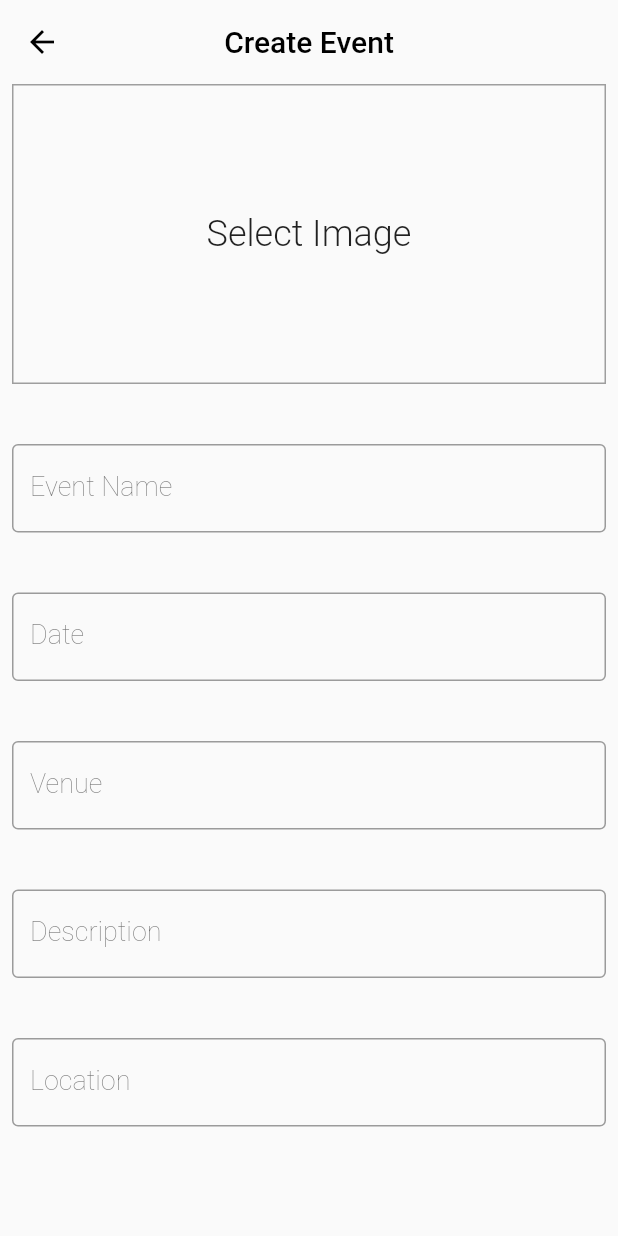
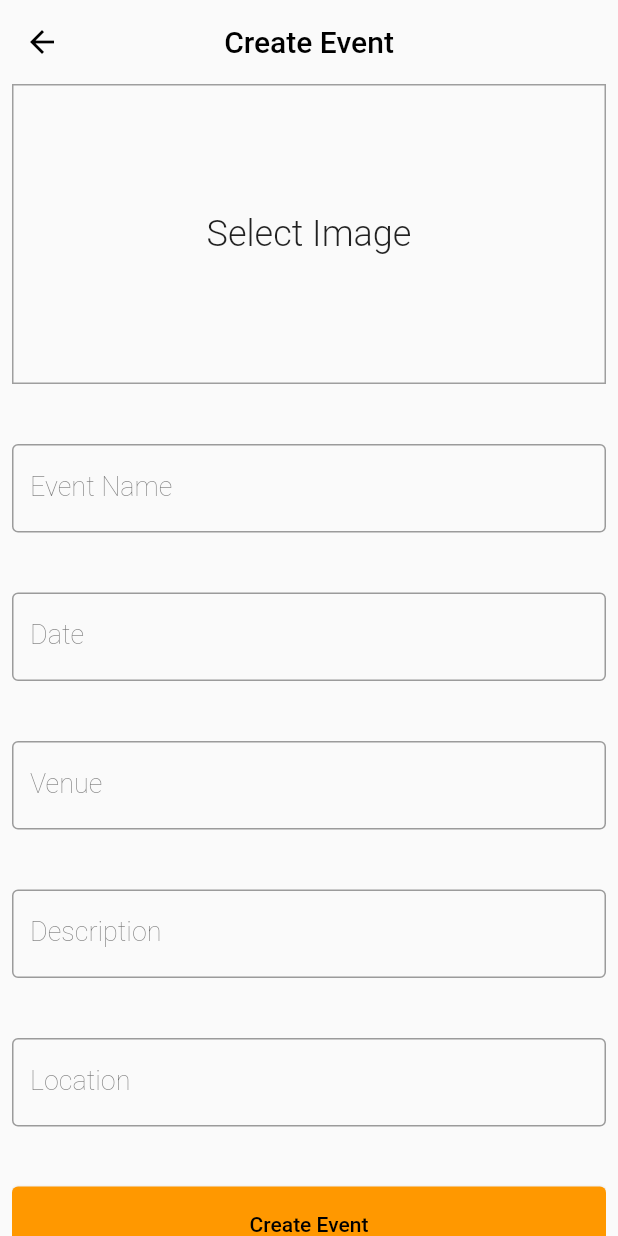
Before and after one commit to Mroles/eventhub-flutter, a Flutter app: the CreatePost screen opened directly, after a tap on "Select Image", on a phone screen of 412 x 824 dp. Run offline on Flutter 3.47's test engine with Material 2 defaults, Android fonts, the light colour scheme and no system bars; our stand-ins replace cached_network_image, connectivity_plus, curved_navigation_bar, firebase_core, firebase_storage, geocoding and 4 more; accounts and stored records are empty; network calls fail.

Commit message:
Added firebase storage and finished create event

```diff
--- a/eventhub/lib/providers/imageprovider.dart
+++ b/eventhub/lib/providers/imageprovider.dart
@@ -1,4 +1,5 @@
 import 'dart:io';
+import 'package:eventhub/utils/eventscalls.dart';
 import 'package:flutter/material.dart';
 import 'package:image_picker/image_picker.dart';
 
--- a/eventhub/lib/screens/createpost.dart
+++ b/eventhub/lib/screens/createpost.dart
@@ -1,5 +1,6 @@
 import 'dart:io';
 import 'package:eventhub/screens/maps.dart';
+import 'package:eventhub/utils/eventscalls.dart';
 import 'package:provider/provider.dart';
 import 'package:eventhub/providers/imageprovider.dart';
 import 'package:eventhub/widgets/reusable.dart';
@@ -14,8 +15,12 @@ class CreatePost extends StatefulWidget {
 
 class _CreatePostState extends State<CreatePost> {
   final Future<SharedPreferences> _prefs = SharedPreferences.getInstance();
-
+  bool _isLoading = false;
+  String imageLink = "";
+  String lat = "";
+  String long = "";
   File? image;
+  File? selected;
   DateTime pickedDate = DateTime.now();
   final _eventNameController = TextEditingController();
   final _dateController = TextEditingController();
@@ -40,8 +45,8 @@ class _CreatePostState extends State<CreatePost> {
   _setLocation() async {
     final SharedPreferences prefs = await _prefs;
     String? locationName = (prefs.getString("location") ?? "");
-    String? lat = (prefs.getString("lat") ?? "");
-    String? long = (prefs.getString("long") ?? "");
+    lat = (prefs.getString("lat") ?? "");
+    long = (prefs.getString("long") ?? "");
 
     setState(() {
       _locationController.text = locationName;
@@ -85,14 +90,15 @@ class _CreatePostState extends State<CreatePost> {
                               image: DecorationImage(
                                   fit: BoxFit.fill, image: FileImage(image!)))),
                   onTap: () async {
-                    var selected = await context.read<ImageProv>().pickImage();
+                    selected = await context.read<ImageProv>().pickImage();
+
                     setState(() {
                       image = selected;
                     });
                   }),
-              const SizedBox(height: 40.0),
+              sizedBox(40.0),
               TextboxNoIcon(context, "Event Name", _eventNameController),
-              const SizedBox(height: 40.0),
+              sizedBox(40.0),
               TextFormField(
                 decoration: const InputDecoration(
                     border: OutlineInputBorder(),
@@ -103,11 +109,11 @@ class _CreatePostState extends State<CreatePost> {
                 readOnly: true,
                 onTap: _pickDate,
               ),
-              const SizedBox(height: 40.0),
+              sizedBox(40.0),
               TextboxNoIcon(context, "Venue", _venueController),
-              const SizedBox(height: 40.0),
+              sizedBox(40.0),
               textArea(context, "Description", _descController),
-              const SizedBox(height: 40.0),
+              sizedBox(40.0),
               TextFormField(
                 decoration: const InputDecoration(
                     border: OutlineInputBorder(),
@@ -136,6 +142,35 @@ class _CreatePostState extends State<CreatePost> {
                       }).then((value) => {_setLocation()});
                 },
               ),
+              sizedBox(40.0),
+              ElevatedButton(
+                  style: ElevatedButton.styleFrom(
+                      minimumSize: const Size.fromHeight(50)),
+                  child: _isLoading
+                      ? const CircularProgressIndicator()
+                      : const Text("Create Event"),
+                  onPressed: () async {
+                    setState(() {
+                      _isLoading = true;
+                    });
+
+                    imageLink = await uploadImage(selected!);
+                    postEvent(
+                        context,
+                        _eventNameController.text,
+                        _dateController.text,
+                        _venueController.text,
+                        _descController.text,
+                        imageLink,
+                        lat,
+                        long,
+                        "7ce84732-687b-4df5-b492-940d8489c688",
+                        DateTime.now().toString());
+
+                    setState(() {
+                      _isLoading = false;
+                    });
+                  })
             ],
           ),
         ),
--- a/eventhub/lib/widgets/reusable.dart
+++ b/eventhub/lib/widgets/reusable.dart
@@ -91,3 +91,7 @@ Widget textArea(
         labelStyle: const TextStyle(fontSize: 18, fontWeight: FontWeight.w200)),
   );
 }
+
+Widget sizedBox(double height) {
+  return SizedBox(height: height);
+}
--- a/eventhub/pubspec.yaml
+++ b/eventhub/pubspec.yaml
@@ -45,6 +45,10 @@ dependencies:
   google_maps_flutter:
   geolocator:
   animations:
+  firebase_core: ^1.20.1
+  firebase_storage: ^10.3.5
+  connectivity_plus: ^2.3.6+1
+
 
 
 dev_dependencies:
@@ -73,6 +77,7 @@ flutter:
   assets:
     - assets/profile.png
     - assets/picker.png
+    - assets/certificates/
 
 
   # An image asset can refer to one or more resolution-specific "variants", see
```
Also changed, not shown: eventhub/lib/main.dart (+21 -1 lines), eventhub/lib/utils/eventscalls.dart (+71 -14 lines), eventhub/lib/firebase_options.dart (added), eventhub/pubspec.lock, 8 other files.
